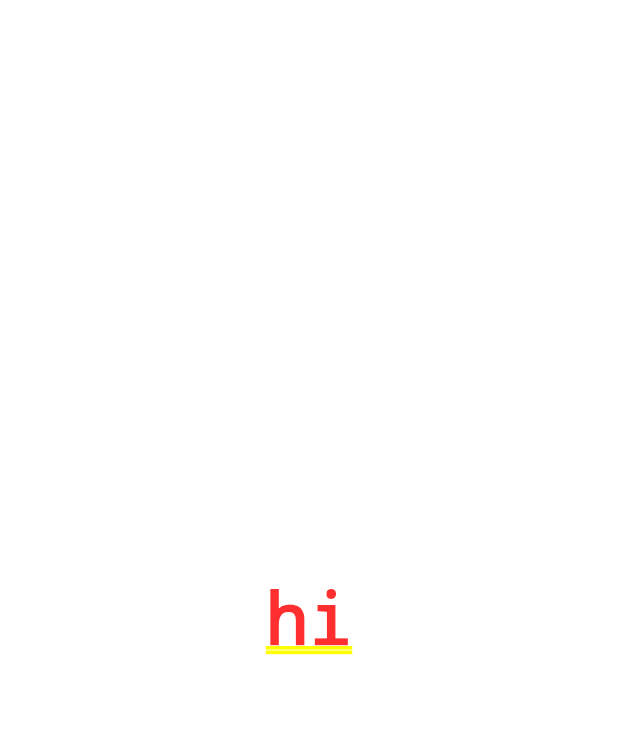
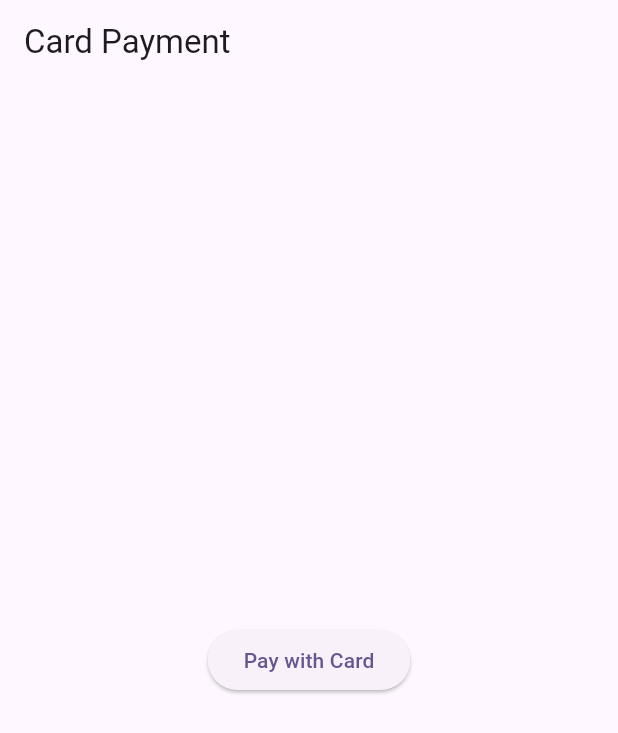
Before and after one commit to ikram-khani/stripe_integration, a Flutter app: the screen it shows after launch, on a phone screen of 412 x 824 dp. Shown: the top 733 px of the screen. Run offline on Flutter 3.47's test engine with Material 3 defaults, Android fonts, the phone set to English and light mode, and no system bars; missing offline and left inert: flutter_stripe.

Commit message:
setting the payment option

```diff
--- a/lib/main.dart
+++ b/lib/main.dart
@@ -1,11 +1,12 @@
 import 'package:flutter/material.dart';
 import 'package:flutter_stripe/flutter_stripe.dart';
 import 'package:stripe_integration/keys.dart';
+import 'package:stripe_integration/stripe_card_payment.dart';
 
 void main() async {
   WidgetsFlutterBinding.ensureInitialized();
   Stripe.publishableKey = stripePublishableKey;
-  print(stripePublishableKey);
+
   runApp(const MyApp());
 }
 
@@ -21,9 +22,7 @@ class MyApp extends StatelessWidget {
         colorScheme: ColorScheme.fromSeed(seedColor: Colors.deepPurple),
         useMaterial3: true,
       ),
-      home: Center(
-        child: Text('hi'),
-      ),
+      home: const StripeCardPayment(),
     );
   }
 }
--- /dev/null
+++ b/lib/stripe_card_payment.dart
@@ -0,0 +1,80 @@
+import 'dart:convert';
+
+import 'package:flutter/material.dart';
+import 'package:flutter_stripe/flutter_stripe.dart';
+import 'package:http/http.dart' as http;
+import 'package:stripe_integration/keys.dart';
+
+class StripeCardPayment extends StatefulWidget {
+  const StripeCardPayment({super.key});
+
+  @override
+  State<StripeCardPayment> createState() => _StripeCardPaymentState();
+}
+
+class _StripeCardPaymentState extends State<StripeCardPayment> {
+  Map<String, dynamic>? paymentIntentData;
+  @override
+  Widget build(BuildContext context) {
+    return Scaffold(
+      appBar: AppBar(
+        title: const Text('Card Payment'),
+      ),
+      body: Center(
+        child: Column(
+          mainAxisAlignment: MainAxisAlignment.center,
+          children: [
+            ElevatedButton(
+              onPressed: () async {
+                await makePayment();
+                try {
+                  await Stripe.instance.presentPaymentSheet();
+                } catch (e) {
+                  print('error$e');
+                }
+              },
+              child: const Text('Pay with Card'),
+            ),
+          ],
+        ),
+      ),
+    );
+  }
+
+  Future<void> makePayment() async {
+    try {
+      paymentIntentData = await createPaymentIntent('20000', 'pkr');
+      await Stripe.instance.initPaymentSheet(
+        paymentSheetParameters: SetupPaymentSheetParameters(
+          paymentIntentClientSecret: paymentIntentData!['client_secret'],
+          style: ThemeMode.dark,
+          merchantDisplayName: 'Ikram',
+        ),
+      );
+    } catch (e) {
+      print('Exception: ${e.toString()}');
+    }
+  }
+
+  createPaymentIntent(String amount, String currency) async {
+    try {
+      Map<String, dynamic> body = {
+        'amount': amount,
+        'currency': currency,
+        'payment_method_types[]': 'card',
+      };
+      var response = await http.post(
+        Uri.parse('https://api.stripe.com/v1/payment_intents'),
+        body: body,
+        headers: {
+          'Authorization': stripeSecretKeyToken,
+          'Content-Type': 'application/x-www-form-urlencoded',
+        },
+      );
+
+      return jsonDecode(response.body.toString());
+    } catch (e) {
+      print('Exception: ${e.toString()}');
+    }
+  }
+}
```
Also changed, not shown: pubspec.yaml (+3 -4 lines), pubspec.lock, 2 other files.
